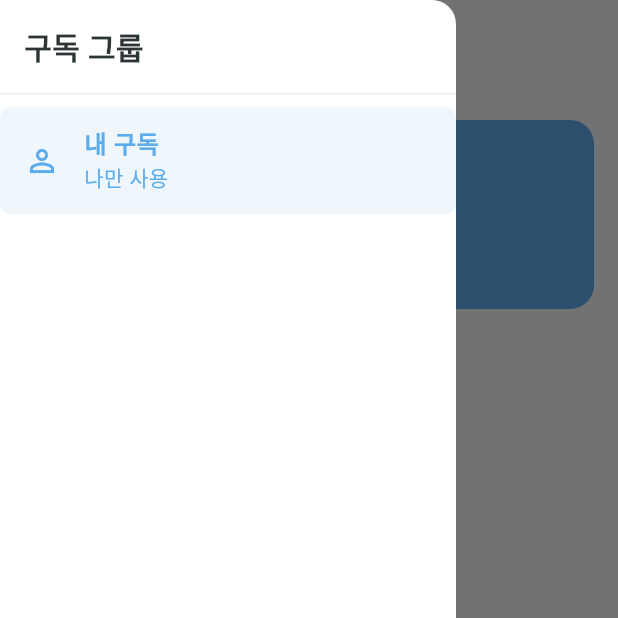
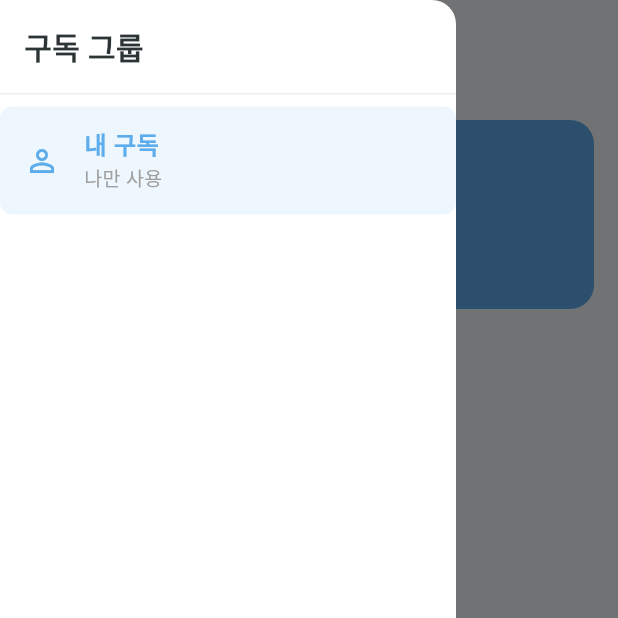
Before and after one commit to Bongpal-dev/Subby, a Flutter app: the screen it shows after launch, after a tap on "다시 시도", after a tap on the "menu" icon, on a phone screen of 412 x 824 dp, the top half of it. Run offline on Flutter 3.47's test engine with Material 3 defaults, Android fonts, the phone set to English and light mode, and no system bars; our stand-ins replace cloud_firestore, drift, drift_flutter, firebase_auth, firebase_core, firebase_database and 2 more; accounts and stored records are empty; generated files the repository leaves out were written again; network calls fail; Roboto replaces fonts that are missing (NanumSquareNeo).

Commit message:
refactor: AppDrawer 디자인 시스템 적용
- AppTypography, AppColors 적용
- selectedBg 컬러 사용

```diff
--- a/lib/presentation/common/app_drawer.dart
+++ b/lib/presentation/common/app_drawer.dart
@@ -1,6 +1,8 @@
 import 'package:flutter/material.dart';
 import 'package:flutter_riverpod/flutter_riverpod.dart';
 import 'package:subby/core/di/providers.dart';
+import 'package:subby/core/theme/app_colors.dart';
+import 'package:subby/core/theme/app_typography.dart';
 import 'package:subby/presentation/home/home_view_model.dart';
 
 class AppDrawer extends ConsumerWidget {
@@ -21,9 +23,7 @@ class AppDrawer extends ConsumerWidget {
               padding: const EdgeInsets.all(16),
               child: Text(
                 '구독 그룹',
-                style: TextStyle(
-                  fontSize: 20,
-                  fontWeight: FontWeight.bold,
+                style: AppTypography.headlineLarge.copyWith(
                   color: colorScheme.onSurface,
                 ),
               ),
@@ -131,23 +131,26 @@ class _GroupTile extends StatelessWidget {
 
   @override
   Widget build(BuildContext context) {
-    final colorScheme = Theme.of(context).colorScheme;
+    final colors = Theme.of(context).brightness == Brightness.dark
+        ? AppColors.dark
+        : AppColors.light;
 
     return ListTile(
       leading: Icon(
         icon,
-        color: isSelected ? colorScheme.primary : colorScheme.onSurface,
+        color: isSelected ? colors.primary : colors.textPrimary,
       ),
       title: Text(
         title,
-        style: TextStyle(
-          fontWeight: isSelected ? FontWeight.w600 : FontWeight.normal,
-          color: isSelected ? colorScheme.primary : colorScheme.onSurface,
-        ),
+        style: (isSelected ? AppTypography.titleLarge : AppTypography.bodyLarge)
+            .copyWith(color: isSelected ? colors.primary : colors.textPrimary),
       ),
-      subtitle: Text(subtitle),
+      subtitle: Text(
+        subtitle,
+        style: AppTypography.captionLarge.copyWith(color: colors.textTertiary),
+      ),
       selected: isSelected,
-      selectedTileColor: colorScheme.primary.withValues(alpha: 0.1),
+      selectedTileColor: colors.selectedBg,
       shape: RoundedRectangleBorder(borderRadius: BorderRadius.circular(8)),
       onTap: onTap,
     );
```
